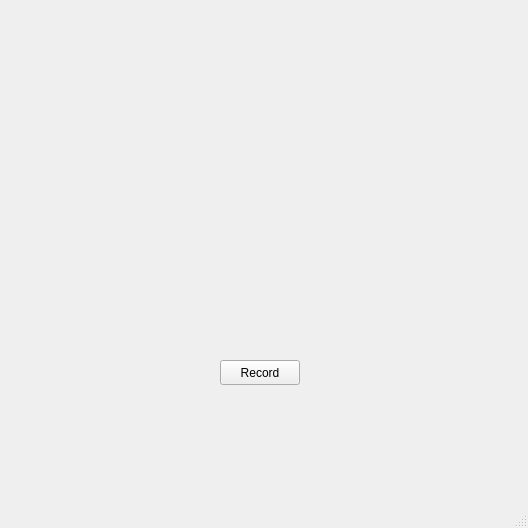
Before: the Qt Designer form audiorecorder.ui in ArthurFerreiraRodrigues/qt-audio-recorder, drawn with Qt 5.
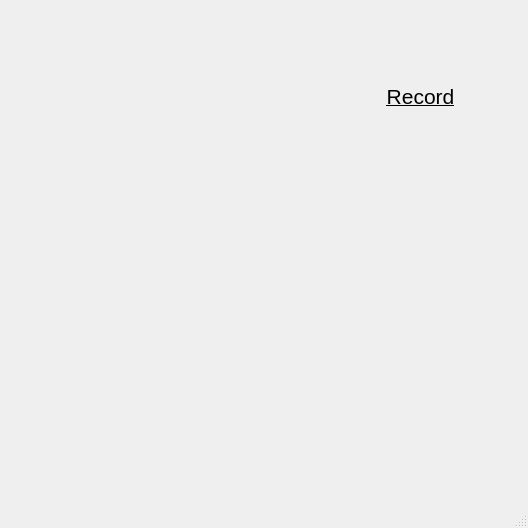
After: the same form once the commit is applied.

```diff
--- a/audiorecorder.ui
+++ b/audiorecorder.ui
@@ -10,6 +10,16 @@
     <height>528</height>
    </rect>
   </property>
+  <property name="font">
+   <font>
+    <family>Ubuntu</family>
+    <pointsize>16</pointsize>
+    <weight>50</weight>
+    <bold>false</bold>
+    <underline>true</underline>
+    <strikeout>false</strikeout>
+   </font>
+  </property>
   <property name="windowTitle">
    <string>Robozinho Bacana</string>
   </property>
@@ -17,15 +27,34 @@
    <widget class="QPushButton" name="recordButton">
     <property name="geometry">
      <rect>
-      <x>220</x>
-      <y>360</y>
-      <width>80</width>
-      <height>25</height>
+      <x>380</x>
+      <y>81</y>
+      <width>81</width>
+      <height>31</height>
      </rect>
     </property>
+    <property name="font">
+     <font>
+      <family>Ubuntu</family>
+      <pointsize>16</pointsize>
+      <weight>50</weight>
+      <bold>false</bold>
+      <underline>true</underline>
+      <strikeout>false</strikeout>
+     </font>
+    </property>
     <property name="text">
      <string>Record</string>
     </property>
+    <property name="autoDefault">
+     <bool>false</bool>
+    </property>
+    <property name="default">
+     <bool>false</bool>
+    </property>
+    <property name="flat">
+     <bool>true</bool>
+    </property>
    </widget>
    <widget class="QLabel" name="gifLabel">
     <property name="enabled">
@@ -46,7 +75,18 @@
    <zorder>gifLabel</zorder>
    <zorder>recordButton</zorder>
   </widget>
-  <widget class="QStatusBar" name="statusbar"/>
+  <widget class="QStatusBar" name="statusbar">
+   <property name="font">
+    <font>
+     <family>Ubuntu</family>
+     <pointsize>11</pointsize>
+     <weight>50</weight>
+     <bold>false</bold>
+     <underline>false</underline>
+     <strikeout>false</strikeout>
+    </font>
+   </property>
+  </widget>
  </widget>
  <resources/>
  <connections>
```
